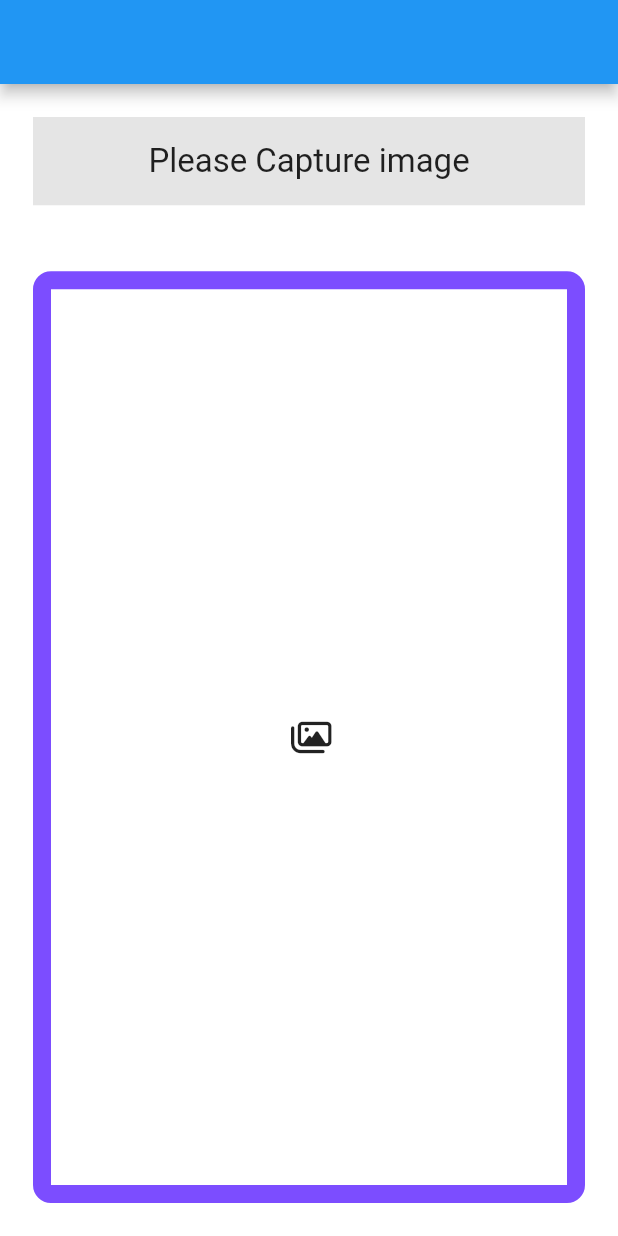
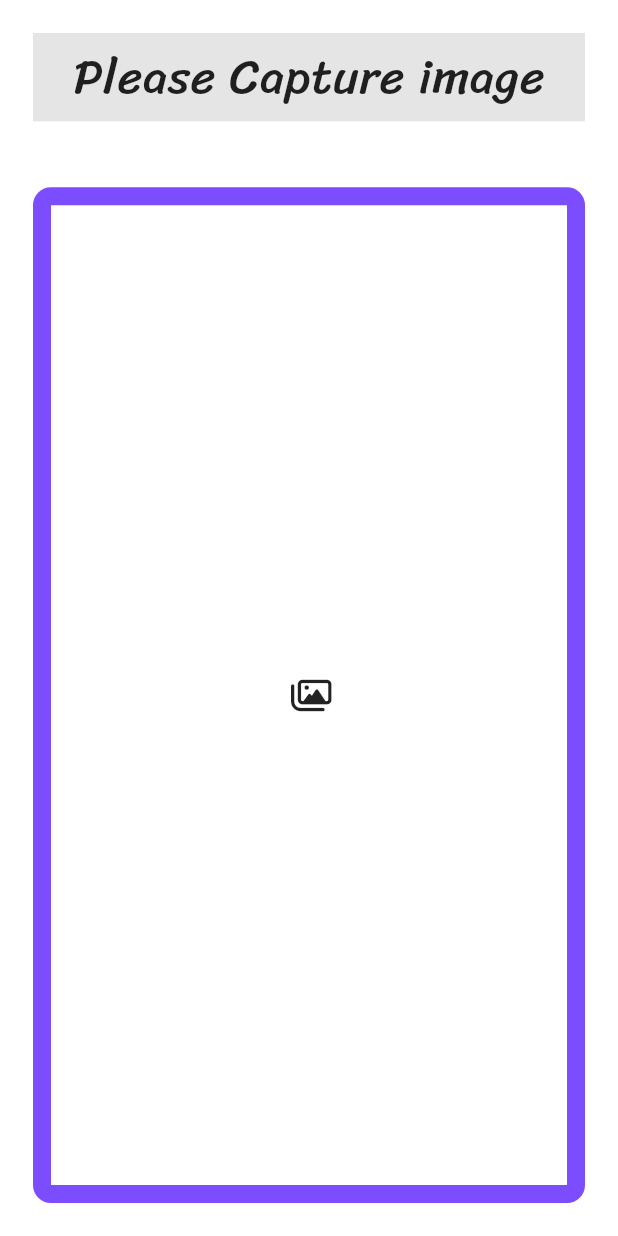
Before and after one commit to babasahi/Nebat, a Flutter app: the screen it shows after launch, on a phone screen of 412 x 824 dp. Run offline on Flutter 3.47's test engine with Material 2 defaults, Android fonts, the phone set to English and light mode, and no system bars; our stand-ins replace font_awesome_flutter, image_picker.

Commit message:
finished main prototype

```diff
--- a/lib/components/home_screen_components.dart
+++ b/lib/components/home_screen_components.dart
@@ -104,7 +104,11 @@ class PlantNameWidget extends StatelessWidget {
         Provider.of<IdentificationProvider>(context).isImageSet
             ? (Provider.of<IdentificationProvider>(context).name)
             : 'Please Capture image',
-        style: const TextStyle(fontSize: 22),
+        style: const TextStyle(
+            fontWeight: FontWeight.w400,
+            letterSpacing: 0.5,
+            fontSize: 32,
+            fontFamily: 'Sriracha'),
       )),
     );
   }
--- a/lib/screens/home_screen.dart
+++ b/lib/screens/home_screen.dart
@@ -14,7 +14,6 @@ class _HomePageState extends State<HomePage> {
   @override
   Widget build(BuildContext context) {
     return Scaffold(
-      appBar: AppBar(),
       body: SafeArea(
           child: Container(
         color: Colors.white,
```
